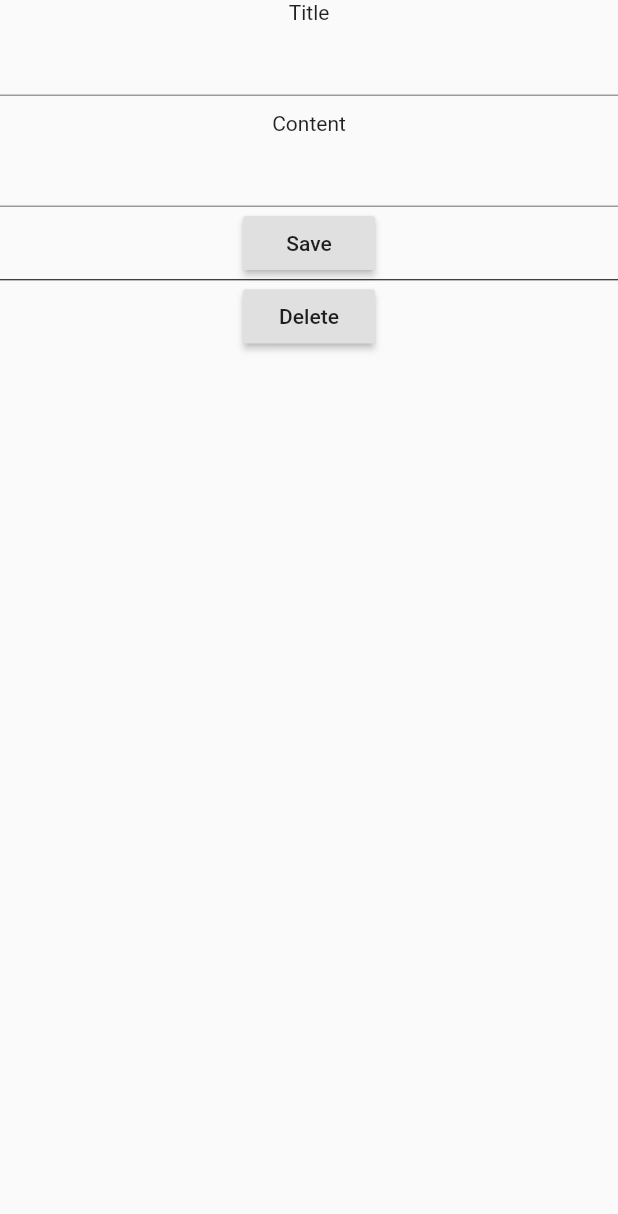
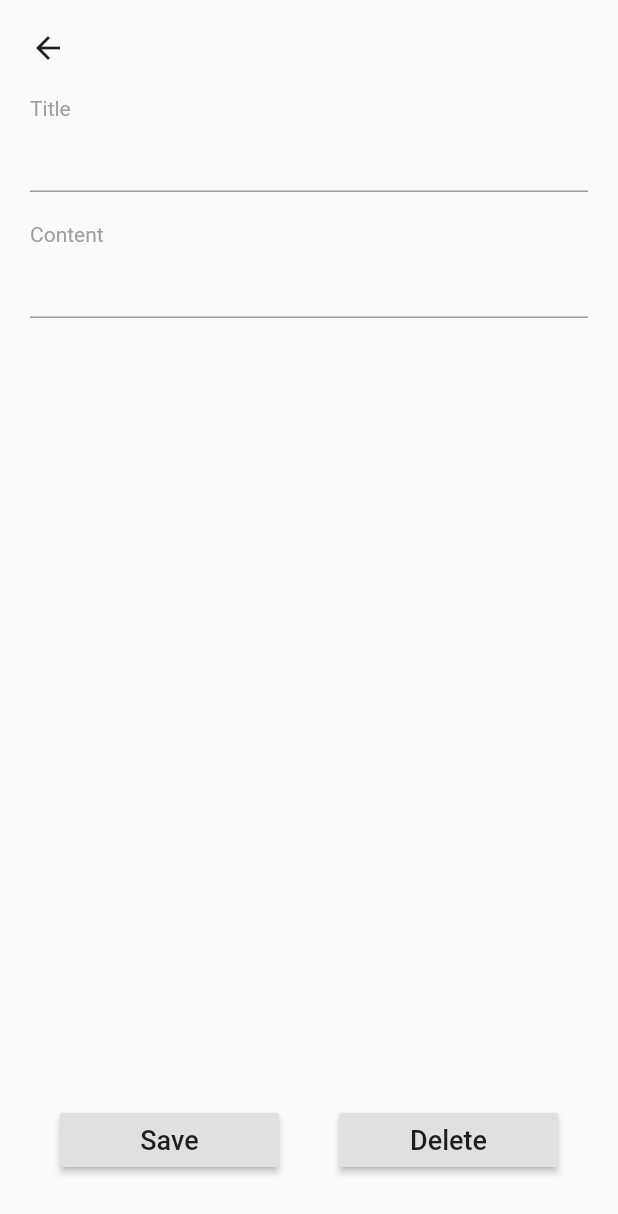
Before and after one commit to AhmedMorra1/elegant_notes, a Flutter app: the EditNote screen opened directly with empty values, on a phone screen of 412 x 824 dp. Shown: the top 1214 px of the screen. Run offline on Flutter 3.47's test engine with Material 2 defaults, Android fonts, the phone set to English and light mode, and no system bars; our stand-ins replace cloud_firestore, firebase_auth, firebase_core, fluttertoast, modal_progress_hud; accounts and stored records are empty; network calls fail.

Commit message:
- added delete note alert - redesigned edit note page - added order to the grid view - added forgot password reset password by email functionality

```diff
--- a/lib/screens/edit_note.dart
+++ b/lib/screens/edit_note.dart
@@ -2,7 +2,7 @@ import 'package:flutter/material.dart';
 import 'package:firebase_auth/firebase_auth.dart';
 import 'package:cloud_firestore/cloud_firestore.dart';
 import 'package:elegant_notes/models/notemodel.dart';
-import 'package:elegant_notes/screens/home.dart';
+import 'package:elegant_notes/screens/delete_alert.dart';
 
 class EditNote extends StatelessWidget {
   final Note note;
@@ -18,21 +18,51 @@ class EditNote extends StatelessWidget {
     contentController.text = note.content;
     return Scaffold(
       body: SafeArea(
+        child: Padding(
+          padding: const EdgeInsets.all(20),
           child: Column(
+            crossAxisAlignment: CrossAxisAlignment.start,
             children: [
-            Text('Title'),
+              GestureDetector(
+                child: Icon(Icons.arrow_back_outlined),
+                onTap: () {
+                  Navigator.of(context).pop();
+                },
+              ),
+              SizedBox(
+                height: 20,
+              ),
+              Text(
+                'Title',
+                style: TextStyle(color: Colors.grey),
+              ),
               TextField(
                 controller: titleController,
               ),
               SizedBox(
-              height: 10,
+                height: 20,
               ),
-            Text('Content'),
-            TextField(
+              Text(
+                'Content',
+                style: TextStyle(color: Colors.grey),
+              ),
+              Expanded(
+                child: TextField(
+                  maxLines: null,
+                  keyboardType: TextInputType.multiline,
                   controller: contentController,
                 ),
-            RaisedButton(
-              child: Text('Save'),
+              ),
+              Row(
+                children: [
+                  Expanded(
+                    child: Padding(
+                      padding: const EdgeInsets.all(20),
+                      child: RaisedButton(
+                        child: Text(
+                          'Save',
+                          style: TextStyle(fontSize: 18),
+                        ),
                         onPressed: () {
                           if (titleController.text != null) {
                             if (contentController.text != null) {
@@ -47,19 +77,29 @@ class EditNote extends StatelessWidget {
                           print('save note');
                         },
                       ),
-            Divider(
-              height: 1,
-              color: Colors.black,
                     ),
-            RaisedButton(
-                child: Text('Delete'),
+                  ),
+                  Expanded(
+                    child: Padding(
+                      padding: const EdgeInsets.all(20),
+                      child: RaisedButton(
+                          child: Text(
+                            'Delete',
+                            style: TextStyle(fontSize: 18),
+                          ),
                           onPressed: () {
                             print('delete note');
-                  deleteNote();
-                  Navigator.of(context).pop();
-                  Navigator.of(context).pop();
-                })
+                            DeleteAlert(context: context, noteId: note.id).showDialogNow();
+                            // deleteNote();
+                            // Navigator.of(context).pop();
+                            // Navigator.of(context).pop();
+                          }),
+                    ),
+                  )
                 ],
+              ),
+            ],
+          ),
         ),
       ),
     );
```
Also changed, not shown: lib/screens/delete_alert.dart (renamed from lib/screens/alert.dart, +18 -15 lines), lib/screens/forgot_alert.dart (added, +72 -0 lines), lib/screens/home.dart (+5 -7 lines), lib/screens/login.dart (+16 -2 lines), lib/screens/logout_alert.dart (added, +57 -0 lines), lib/screens/new_note.dart (+8 -7 lines). Lines whose indentation alone changed are shown as unchanged.
